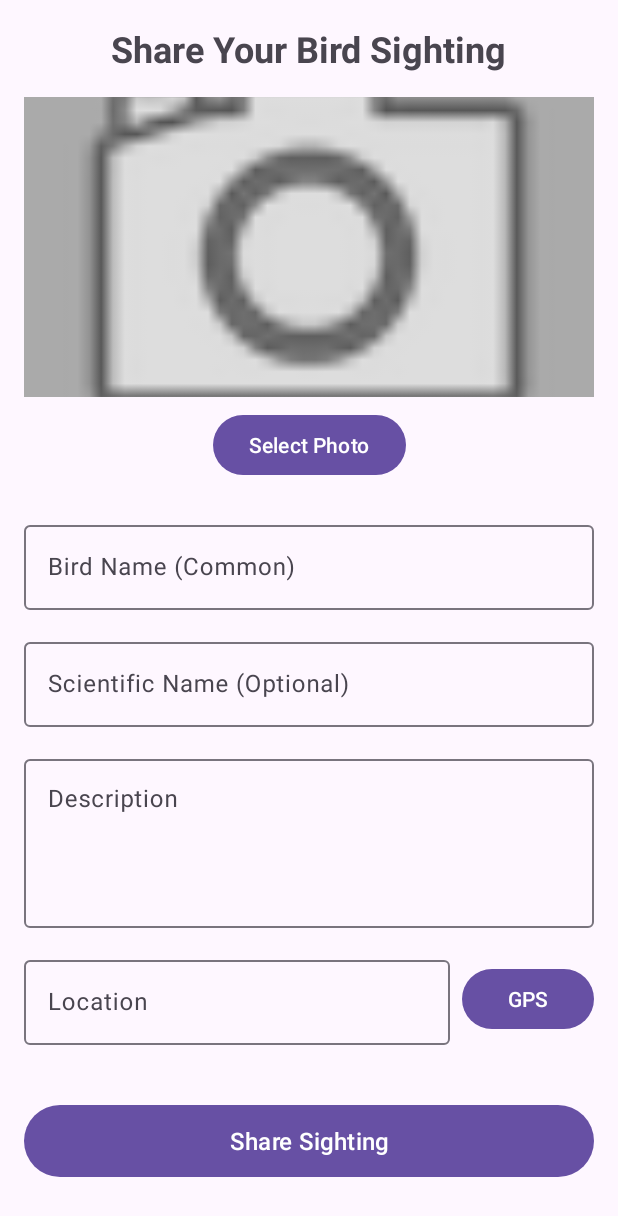
After one commit to YarinCo6/Look-A-Bird, an Android app: the AddPostFragment screen opened through its navigation route, on a phone screen of 412 x 824 dp. The commit adds this screen. Shown: the top 1216 px of the screen. Run offline under Robolectric (Android 15) with nearby library versions, the phone set to English and light mode, and no system bars.

Commit message:
Added the option of adding posts to the map

```diff
--- a/app/build.gradle.kts
+++ b/app/build.gradle.kts
@@ -2,6 +2,8 @@ plugins {
     alias(libs.plugins.android.application)
     alias(libs.plugins.kotlin.android)
 }
+
+apply(plugin = "androidx.navigation.safeargs.kotlin")
 
 android {
     namespace = "com.example.look_a_bird"
@@ -36,7 +38,6 @@ android {
 }
 
 dependencies {
-
     implementation(libs.androidx.core.ktx)
     implementation(libs.androidx.appcompat)
     implementation(libs.material)
@@ -44,6 +45,8 @@ dependencies {
     implementation(libs.androidx.constraintlayout)
     implementation("com.google.android.gms:play-services-maps:18.2.0")
     implementation("com.google.android.gms:play-services-location:21.0.1")
+    implementation(libs.androidx.navigation.fragment.ktx)
+    implementation(libs.androidx.navigation.ui.ktx)
     testImplementation(libs.junit)
     androidTestImplementation(libs.androidx.junit)
     androidTestImplementation(libs.androidx.espresso.core)
--- /dev/null
+++ b/app/src/main/java/com/example/look_a_bird/AddPostFragment.kt
@@ -0,0 +1,180 @@
+package com.example.look_a_bird
+
+import android.os.Bundle
+import android.view.LayoutInflater
+import android.view.View
+import android.view.ViewGroup
+import android.widget.ImageView
+import android.widget.ProgressBar
+import android.widget.Toast
+import androidx.fragment.app.Fragment
+import com.example.look_a_bird.R
+import android.widget.Button
+import com.google.android.material.textfield.TextInputEditText
+import androidx.navigation.fragment.navArgs
+
+
+class AddPostFragment : Fragment() {
+
+    private lateinit var imagePostPreview: ImageView
+    private lateinit var buttonSelectImage: Button
+    private lateinit var editTextBirdName: TextInputEditText
+    private lateinit var editTextScientificName: TextInputEditText
+    private lateinit var editTextDescription: TextInputEditText
+    private lateinit var editTextLocation: TextInputEditText
+    private lateinit var buttonGetLocation: Button
+    private lateinit var buttonSavePost: Button
+    private lateinit var progressBar: ProgressBar
+    private val args: AddPostFragmentArgs by navArgs()
+    private var currentLatitude: Float = 0.0f
+    private var currentLongitude: Float = 0.0f
+
+
+
+    private var selectedImageUri: String = ""
+
+    override fun onCreateView(
+        inflater: LayoutInflater,
+        container: ViewGroup?,
+        savedInstanceState: Bundle?
+    ): View? {
+        return inflater.inflate(R.layout.fragment_add_post, container, false)
+    }
+
+    override fun onViewCreated(view: View, savedInstanceState: Bundle?) {
+        super.onViewCreated(view, savedInstanceState)
+
+        setupViews(view)
+        if (args.latitude != 0.0f && args.longitude != 0.0f) {
+            currentLatitude = args.latitude
+            currentLongitude = args.longitude
+            editTextLocation.setText("Lat: ${"%.5f".format(currentLatitude)}, Lon: ${"%.5f".format(currentLongitude)}")
+        }
+
+        setupClickListeners()
+    }
+
+    private fun setupViews(view: View) {
+        imagePostPreview = view.findViewById(R.id.image_post_preview)
+        buttonSelectImage = view.findViewById(R.id.button_select_image)
+        editTextBirdName = view.findViewById(R.id.edit_text_bird_name)
+        editTextScientificName = view.findViewById(R.id.edit_text_scientific_name)
+        editTextDescription = view.findViewById(R.id.edit_text_description)
+        editTextLocation = view.findViewById(R.id.edit_text_location)
+        buttonGetLocation = view.findViewById(R.id.button_get_location)
+        buttonSavePost = view.findViewById(R.id.button_save_post)
+        progressBar = view.findViewById(R.id.progress_bar)
+    }
+
+    private fun setupClickListeners() {
+        buttonSelectImage.setOnClickListener {
+            selectImage()
+        }
+
+        buttonGetLocation.setOnClickListener {
+            getCurrentLocation()
+        }
+
+        buttonSavePost.setOnClickListener {
+            savePost()
+        }
+    }
+
+    private fun selectImage() {
+        // Here we will add image selection functionality
+        Toast.makeText(context, "Image selection - will implement later", Toast.LENGTH_SHORT).show()
+    }
+
+    private fun getCurrentLocation() {
+        if (args.latitude != 0.0f && args.longitude != 0.0f) {
+            editTextLocation.setText("Lat: ${"%.5f".format(args.latitude)}, Lon: ${"%.5f".format(args.longitude)}")
+            // Optionally store internally
+            currentLatitude = args.latitude
+            currentLongitude = args.longitude
+        } else {
+            Toast.makeText(context, "No location passed", Toast.LENGTH_SHORT).show()
+        }
+    }
+
+
+    private fun savePost() {
+        val birdName = editTextBirdName.text.toString().trim()
+        val scientificName = editTextScientificName.text.toString().trim()
+        val description = editTextDescription.text.toString().trim()
+        val location = editTextLocation.text.toString().trim()
+
+        if (!validateInput(birdName, description, location)) {
+            return
+        }
+
+        showLoading(true)
+
+        // Create new post
+        val newPost = Post(
+            id = "", // Will be generated by Firebase
+            userId = "current_user_id", // Will get from authentication
+            userName = "Current User", // Will get from authentication
+            userProfileImage = "",
+            birdSpecies = birdName,
+            scientificName = scientificName,
+            description = description,
+            imageUrl = selectedImageUri,
+            latitude = currentLatitude,
+            longitude = currentLongitude,
+            location = location,
+            timestamp = System.currentTimeMillis()
+        )
+
+        // Here we will save to Firebase
+        simulateSavePost(newPost)
+    }
+
+    private fun validateInput(birdName: String, description: String, location: String): Boolean {
+        if (birdName.isEmpty()) {
+            editTextBirdName.error = "Bird name is required"
+            return false
+        }
+
+        if (description.isEmpty()) {
+            editTextDescription.error = "Description is required"
+            return false
+        }
+
+        if (location.isEmpty()) {
+            editTextLocation.error = "Location is required"
+            return false
+        }
+
+        return true
+    }
+
+    private fun simulateSavePost(post: Post) {
+        // Simulate saving - will replace with Firebase
+        view?.postDelayed({
+            showLoading(false)
+            Toast.makeText(context, "Post saved successfully!", Toast.LENGTH_SHORT).show()
+
+            // Clear form
+            clearForm()
+
+            // Navigate back or to home
+            // Here we will add navigation
+        }, 2000)
+    }
+
+    private fun clearForm() {
+        editTextBirdName.text?.clear()
+        editTextScientificName.text?.clear()
+        editTextDescription.text?.clear()
+        editTextLocation.text?.clear()
+        selectedImageUri = ""
+        imagePostPreview.setImageResource(android.R.drawable.ic_menu_camera)
+    }
+
+    private fun showLoading(show: Boolean) {
+        progressBar.visibility = if (show) View.VISIBLE else View.GONE
+        buttonSavePost.isEnabled = !show
+        buttonSelectImage.isEnabled = !show
+        buttonGetLocation.isEnabled = !show
+    }
+}
--- a/app/src/main/java/com/example/look_a_bird/MainActivity.kt
+++ b/app/src/main/java/com/example/look_a_bird/MainActivity.kt
@@ -8,11 +8,5 @@ class MainActivity : AppCompatActivity() {
     override fun onCreate(savedInstanceState: Bundle?) {
         super.onCreate(savedInstanceState)
         setContentView(R.layout.activity_main)
-
-        if (savedInstanceState == null) {
-            supportFragmentManager.beginTransaction()
-                .replace(R.id.fragmentContainer, MapFragment())
-                .commit()
-        }
     }
 }
--- a/app/src/main/res/layout/activity_main.xml
+++ b/app/src/main/res/layout/activity_main.xml
@@ -1,5 +1,10 @@
 <?xml version="1.0" encoding="utf-8"?>
-<FrameLayout xmlns:android="http://schemas.android.com/apk/res/android"
-    android:id="@+id/fragmentContainer"
+<androidx.fragment.app.FragmentContainerView
+    xmlns:android="http://schemas.android.com/apk/res/android"
+    xmlns:app="http://schemas.android.com/apk/res-auto"
+    android:id="@+id/nav_host_fragment"
+    android:name="androidx.navigation.fragment.NavHostFragment"
     android:layout_width="match_parent"
-    android:layout_height="match_parent" />
+    android:layout_height="match_parent"
+    app:navGraph="@navigation/nav_graph"
+    app:defaultNavHost="true" />
--- /dev/null
+++ b/app/src/main/res/layout/fragment_add_post.xml
@@ -0,0 +1,162 @@
+<?xml version="1.0" encoding="utf-8"?>
+<ScrollView xmlns:android="http://schemas.android.com/apk/res/android"
+    xmlns:app="http://schemas.android.com/apk/res-auto"
+    xmlns:tools="http://schemas.android.com/tools"
+    android:layout_width="match_parent"
+    android:layout_height="match_parent"
+    android:fillViewport="true"
+    tools:context="com.example.look_a_bird.AddPostFragment">
+
+    <androidx.constraintlayout.widget.ConstraintLayout
+        android:layout_width="match_parent"
+        android:layout_height="wrap_content"
+        android:padding="16dp">
+
+        <TextView
+            android:id="@+id/text_title"
+            android:layout_width="wrap_content"
+            android:layout_height="wrap_content"
+            android:layout_marginBottom="24dp"
+            android:text="Share Your Bird Sighting"
+            android:textSize="24sp"
+            android:textStyle="bold"
+            app:layout_constraintEnd_toEndOf="parent"
+            app:layout_constraintStart_toStartOf="parent"
+            app:layout_constraintTop_toTopOf="parent" />
+
+        <ImageView
+            android:id="@+id/image_post_preview"
+            android:layout_width="0dp"
+            android:layout_height="200dp"
+            android:layout_marginTop="16dp"
+            android:layout_marginBottom="16dp"
+            android:background="@android:color/darker_gray"
+            android:contentDescription="Bird photo preview"
+            android:scaleType="centerCrop"
+            android:src="@android:drawable/ic_menu_camera"
+            app:layout_constraintEnd_toEndOf="parent"
+            app:layout_constraintStart_toStartOf="parent"
+            app:layout_constraintTop_toBottomOf="@+id/text_title" />
+
+        <Button
+            android:id="@+id/button_select_image"
+            android:layout_width="wrap_content"
+            android:layout_height="wrap_content"
+            android:layout_marginTop="8dp"
+            android:text="Select Photo"
+            app:layout_constraintEnd_toEndOf="parent"
+            app:layout_constraintStart_toStartOf="parent"
+            app:layout_constraintTop_toBottomOf="@+id/image_post_preview" />
+
+        <com.google.android.material.textfield.TextInputLayout
+            android:id="@+id/text_input_bird_name"
+            android:layout_width="0dp"
+            android:layout_height="wrap_content"
+            android:layout_marginTop="24dp"
+            android:hint="Bird Name (Common)"
+            app:layout_constraintEnd_toEndOf="parent"
+            app:layout_constraintStart_toStartOf="parent"
+            app:layout_constraintTop_toBottomOf="@+id/button_select_image">
+
+            <com.google.android.material.textfield.TextInputEditText
+                android:id="@+id/edit_text_bird_name"
+                android:layout_width="match_parent"
+                android:layout_height="wrap_content"
+                android:inputType="textCapWords" />
+
+        </com.google.android.material.textfield.TextInputLayout>
+
+        <com.google.android.material.textfield.TextInputLayout
+            android:id="@+id/text_input_scientific_name"
+            android:layout_width="0dp"
+            android:layout_height="wrap_content"
+            android:layout_marginTop="16dp"
+            android:hint="Scientific Name (Optional)"
+            app:layout_constraintEnd_toEndOf="parent"
+            app:layout_constraintStart_toStartOf="parent"
+            app:layout_constraintTop_toBottomOf="@+id/text_input_bird_name">
+
+            <com.google.android.material.textfield.TextInputEditText
+                android:id="@+id/edit_text_scientific_name"
+                android:layout_width="match_parent"
+                android:layout_height="wrap_content"
+                android:inputType="text" />
+
+        </com.google.android.material.textfield.TextInputLayout>
+
+        <com.google.android.material.textfield.TextInputLayout
+            android:id="@+id/text_input_description"
+            android:layout_width="0dp"
+            android:layout_height="wrap_content"
+            android:layout_marginTop="16dp"
+            android:hint="Description"
+            app:layout_constraintEnd_toEndOf="parent"
+            app:layout_constraintStart_toStartOf="parent"
+            app:layout_constraintTop_toBottomOf="@+id/text_input_scientific_name">
+
+            <com.google.android.material.textfield.TextInputEditText
+                android:id="@+id/edit_text_description"
+                android:layout_width="match_parent"
+                android:layout_height="wrap_content"
+                android:gravity="top"
+                android:inputType="textMultiLine|textCapSentences"
+                android:lines="4"
+                android:maxLines="6" />
+
+        </com.google.android.material.textfield.TextInputLayout>
+
+        <com.google.android.material.textfield.TextInputLayout
+            android:id="@+id/text_input_location"
+            android:layout_width="0dp"
+            android:layout_height="wrap_content"
+            android:layout_marginTop="16dp"
+            android:hint="Location"
+            app:layout_constraintEnd_toStartOf="@+id/button_get_location"
+            app:layout_constraintStart_toStartOf="parent"
+            app:layout_constraintTop_toBottomOf="@+id/text_input_description">
+
+            <com.google.android.material.textfield.TextInputEditText
+                android:id="@+id/edit_text_location"
+                android:layout_width="match_parent"
+                android:layout_height="wrap_content"
+                android:inputType="textCapWords" />
+
+        </com.google.android.material.textfield.TextInputLayout>
+
+        <Button
+            android:id="@+id/button_get_location"
+            android:layout_width="wrap_content"
+            android:layout_height="wrap_content"
+            android:layout_marginStart="8dp"
+            android:text="GPS"
+            app:layout_constraintBottom_toBottomOf="@+id/text_input_location"
+            app:layout_constraintEnd_toEndOf="parent"
+            app:layout_constraintStart_toEndOf="@+id/text_input_location"
+            app:layout_constraintTop_toTopOf="@+id/text_input_location" />
+
+        <Button
+            android:id="@+id/button_save_post"
+            android:layout_width="0dp"
+            android:layout_height="56dp"
+            android:layout_marginTop="32dp"
+            android:layout_marginBottom="16dp"
+            android:text="Share Sighting"
+            android:textSize="16sp"
+            app:layout_constraintBottom_toBottomOf="parent"
+            app:layout_constraintEnd_toEndOf="parent"
+            app:layout_constraintStart_toStartOf="parent"
+            app:layout_constraintTop_toBottomOf="@+id/text_input_location" />
+
+        <ProgressBar
+            android:id="@+id/progress_bar"
+            android:layout_width="wrap_content"
+            android:layout_height="wrap_content"
+            android:visibility="gone"
+            app:layout_constraintBottom_toBottomOf="parent"
+            app:layout_constraintEnd_toEndOf="parent"
+            app:layout_constraintStart_toStartOf="parent"
+            app:layout_constraintTop_toTopOf="parent" />
+
+    </androidx.constraintlayout.widget.ConstraintLayout>
+
+</ScrollView>
--- /dev/null
+++ b/app/src/main/res/navigation/nav_graph.xml
@@ -0,0 +1,29 @@
+<?xml version="1.0" encoding="utf-8"?>
+<navigation xmlns:android="http://schemas.android.com/apk/res/android"
+    xmlns:app="http://schemas.android.com/apk/res-auto"
+    android:id="@+id/nav_graph"
+    app:startDestination="@id/mapFragment">
+
+    <fragment
+        android:id="@+id/mapFragment"
+        android:name="com.example.look_a_bird.MapFragment"
+        android:label="Map">
+        <action
+            android:id="@+id/action_mapFragment_to_addPostFragment"
+            app:destination="@id/addPostFragment" />
+    </fragment>
+
+    <fragment
+        android:id="@+id/addPostFragment"
+        android:name="com.example.look_a_bird.AddPostFragment"
+        android:label="Add Post">
+        <argument
+            android:name="latitude"
+            app:argType="float"
+            android:defaultValue="0.0"/>
+        <argument
+            android:name="longitude"
+            app:argType="float"
+            android:defaultValue="0.0"/>
+    </fragment>
+</navigation>
--- a/gradle/libs.versions.toml
+++ b/gradle/libs.versions.toml
@@ -9,6 +9,8 @@ appcompat = "1.7.0"
 material = "1.12.0"
 activity = "1.10.1"
 constraintlayout = "2.2.1"
+navigationFragmentKtx = "2.9.1"
+navigationUiKtx = "2.9.1"
 
 [libraries]
 androidx-core-ktx = { group = "androidx.core", name = "core-ktx", version.ref = "coreKtx" }
@@ -19,6 +21,8 @@ androidx-appcompat = { group = "androidx.appcompat", name = "appcompat", version
 material = { group = "com.google.android.material", name = "material", version.ref = "material" }
 androidx-activity = { group = "androidx.activity", name = "activity", version.ref = "activity" }
 androidx-constraintlayout = { group = "androidx.constraintlayout", name = "constraintlayout", version.ref = "constraintlayout" }
+androidx-navigation-fragment-ktx = { group = "androidx.navigation", name = "navigation-fragment-ktx", version.ref = "navigationFragmentKtx" }
+androidx-navigation-ui-ktx = { group = "androidx.navigation", name = "navigation-ui-ktx", version.ref = "navigationUiKtx" }
 
 [plugins]
 android-application = { id = "com.android.application", version.ref = "agp" }
```
Also changed, not shown: app/src/main/java/com/example/look_a_bird/MapFragment.kt (+34 -0 lines), app/src/main/java/com/example/look_a_bird/Post.kt (added, +16 -0 lines), app/src/main/res/layout/fragment_map.xml (+14 -1 lines), build.gradle.kts (+11 -0 lines).
